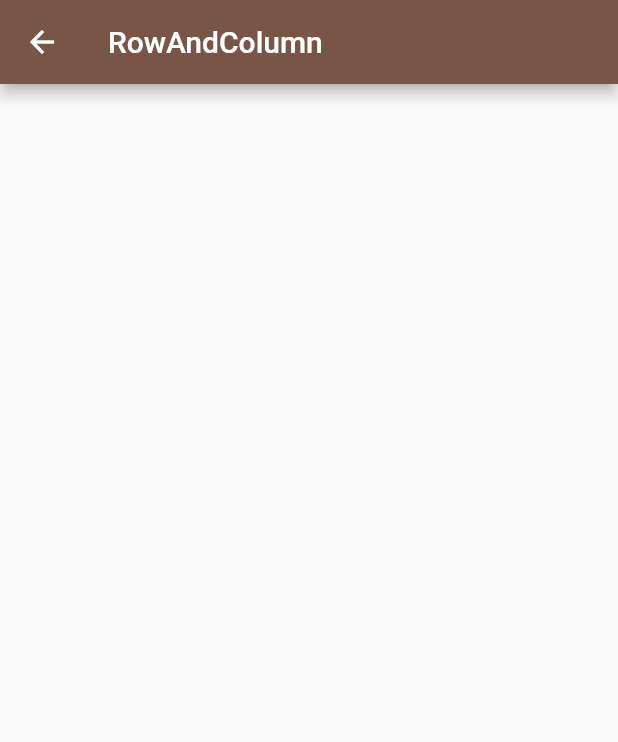
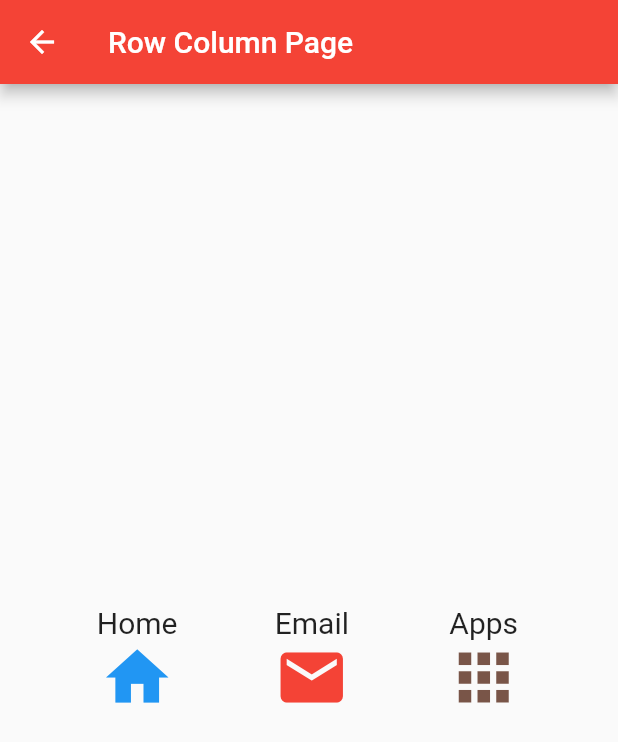
Before and after one commit to herry88/FlutterTraining, a Flutter app: the screen it shows after launch, in the side drawer, after a tap on "Row And Column", on a phone screen of 412 x 824 dp. Shown: the top 742 px of the screen. Run offline on Flutter 3.47's test engine with Material 2 defaults, Android fonts, the phone set to English and light mode, and no system bars; our stand-ins replace fluttertoast.

Commit message:
Ada yang baru

```diff
--- a/rowflutter/lib/MenuUtama_page.dart
+++ b/rowflutter/lib/MenuUtama_page.dart
@@ -2,6 +2,9 @@ import 'package:flutter/material.dart';
 import 'RowPage_page.dart';
 import 'ColumnPage_page.dart';
 import 'RowAndColumn_page.dart';
+import 'ImageGallery_page.dart';
+import 'ListStatis_page.dart';
+import 'LayoutPage_page.dart';
 
 class MenuUtamaPage extends StatefulWidget {
   MenuUtamaPage({Key key}) : super(key: key);
@@ -38,6 +41,21 @@ class _MenuUtamaPageState extends State<MenuUtamaPage> {
                  title: Text('Row And Column'),
                  leading: Icon(Icons.star),
                  onTap: ()=>Navigator.of(context).push(MaterialPageRoute(builder:(BuildContext context)=> new RowAndColumnPage())),
+               ),
+               ListTile(
+                 title: Text('Image Gallery'),
+                 leading: Icon(Icons.art_track),
+                 onTap: ()=>Navigator.of(context).push(MaterialPageRoute(builder:(BuildContext context)=> new ImageGalleryPage())),
+               ),
+               ListTile(
+                 title: Text('List Statis'),
+                 leading: Icon(Icons.art_track),
+                 onTap: ()=>Navigator.of(context).push(MaterialPageRoute(builder:(BuildContext context)=> new ListStatisPage())),
+               ),
+                ListTile(
+                 title: Text('Layout'),
+                 leading: Icon(Icons.art_track),
+                 onTap: ()=>Navigator.of(context).push(MaterialPageRoute(builder:(BuildContext context)=> new LayoutPagePage())),
                )
              ],
            ),
--- a/rowflutter/lib/RowAndColumn_page.dart
+++ b/rowflutter/lib/RowAndColumn_page.dart
@@ -1,18 +1,51 @@
 import 'package:flutter/material.dart';
 // import 'package:rowflutter/index.dart';
 
-class RowAndColumnPage extends StatelessWidget {
-  // static const String routeName = "/rowAndColumn";
+class RowAndColumnPage extends StatefulWidget {
+  RowAndColumnPage({Key key}) : super(key: key);
 
+  _RowAndColumnPageState createState() => _RowAndColumnPageState();
+}
+
+class _RowAndColumnPageState extends State<RowAndColumnPage> {
   @override
   Widget build(BuildContext context) {
-    // var _rowAndColumnBloc = new RowAndColumnBloc();
-    return new Scaffold(
-      appBar: new AppBar(
-        title: new Text("RowAndColumn"),
-        backgroundColor: Colors.brown,
-      ),
-      // body: new RowAndColumnScreen(rowAndColumnBloc: _rowAndColumnBloc),
+    var colors = Colors;
+    return Scaffold(
+       appBar: AppBar(
+         title: Text('Row Column Page'),
+         backgroundColor: Colors.red,
+       ),
+       body: new Center(
+         child: Row(
+           mainAxisAlignment: MainAxisAlignment.spaceEvenly,
+           children: <Widget>[
+             new Column(
+               mainAxisAlignment: MainAxisAlignment.center,
+               children: <Widget>[
+                 new Text('Home', style: TextStyle(fontSize: 20.0),),
+                 new Icon(Icons.home, color: Colors.blue, size: 50.0,),
+
+               ],
+             ),
+             new Column(
+                mainAxisAlignment: MainAxisAlignment.center,
+                children: <Widget>[
+                   new Text('Email',style: TextStyle(fontSize: 20.0),),
+                   new Icon(Icons.email,color: Colors.red, size: 50,),
+
+                ],
+             ),
+             new Column(
+                mainAxisAlignment: MainAxisAlignment.center,
+                children: <Widget>[
+                  new Text('Apps', style: TextStyle(fontSize: 20.0),),
+                  new Icon(Icons.apps, color: Colors.brown, size: 50,),
+                ],
+             ),
+           ],
+         ),
+       ),
     );
   }
 }
--- a/rowflutter/pubspec.yaml
+++ b/rowflutter/pubspec.yaml
@@ -41,8 +41,8 @@ flutter:
   uses-material-design: true
 
   # To add assets to your application, add an assets section, like this:
-  # assets:
-  #  - images/a_dot_burr.jpeg
+  assets:
+   - gambar/
   #  - images/a_dot_ham.jpeg
 
   # An image asset can refer to one or more resolution-specific "variants", see
```
Also changed, not shown: rowflutter/lib/ImageGallery_page.dart (added, +86 -0 lines), rowflutter/lib/LayoutPage_page.dart (added, +38 -0 lines), rowflutter/lib/ListStatis_page.dart (added, +18 -0 lines), rowflutter/gambar/merbabu.jpg (added), rowflutter/gambar/semeru.jpg (added).
